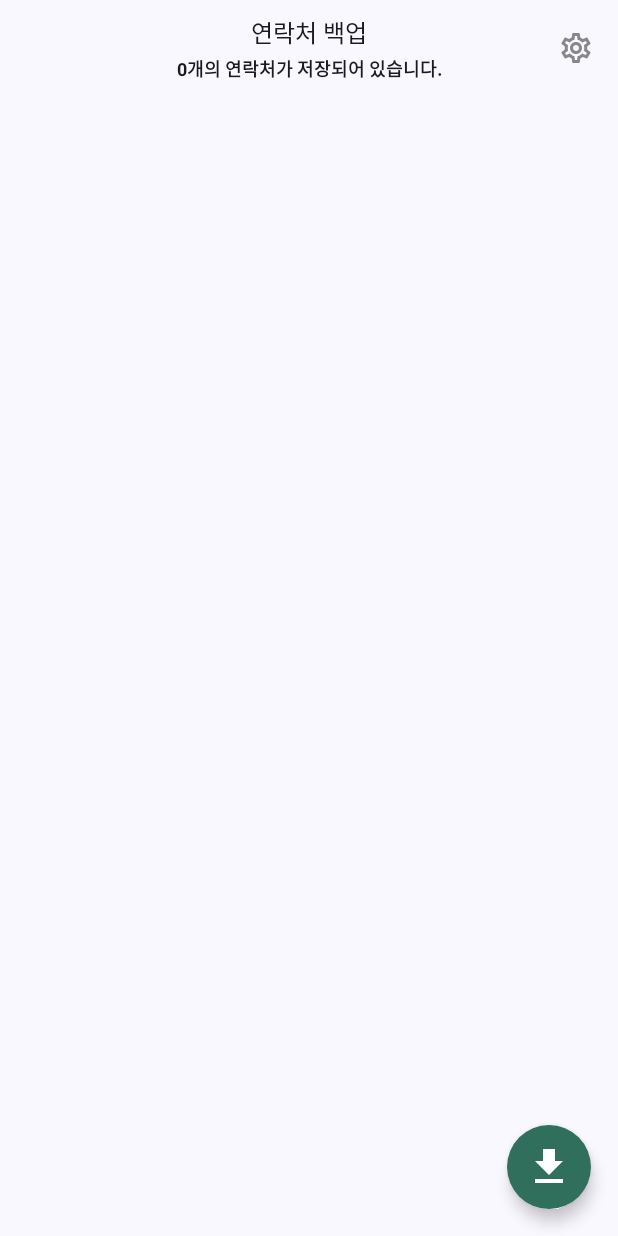
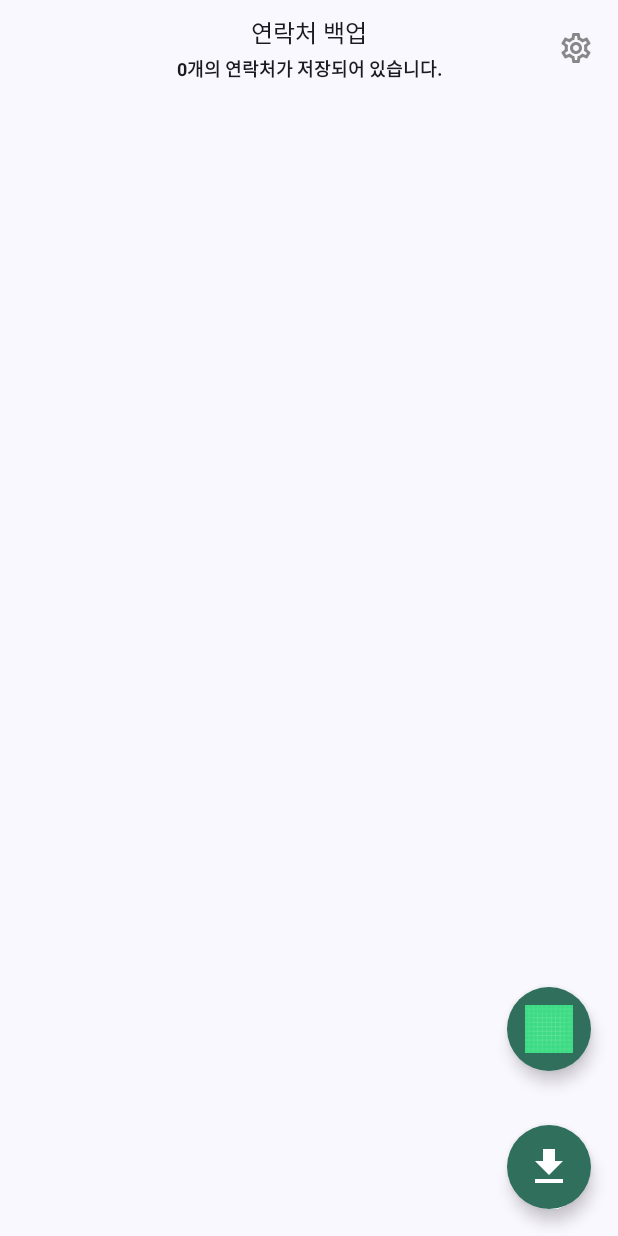
Before and after one commit to HYUNJUNEPARK/ContactBackUpApp, an Android app built with Jetpack Compose: the screen it shows after launch (MainActivity), on a phone screen of 412 x 824 dp. Run offline under Robolectric (Android 15) with nearby library versions, the phone set to English and light mode, and no system bars; our stand-ins replace Dagger/Hilt's generated code, Timber.

Commit message:
Feat(UI):ExtractScreen

```diff
--- a/app/src/main/java/com/canbe/phoneguard/data/file/FileRepositoryImpl.kt
+++ b/app/src/main/java/com/canbe/phoneguard/data/file/FileRepositoryImpl.kt
@@ -1,5 +1,6 @@
 package com.canbe.phoneguard.data.file
 
+import android.net.Uri
 import com.canbe.phoneguard.domain.file.FileRepository
 import javax.inject.Inject
 
@@ -9,4 +10,8 @@ class FileRepositoryImpl @Inject constructor(
     override suspend fun exportToFile(content: String) {
         fileDataSource.exportToFile(fileContent = content)
     }
+
+    override suspend fun extractContentFromFile(uri: Uri) {
+        fileDataSource.extractDataFromFile(uri)
+    }
 }
--- a/app/src/main/java/com/canbe/phoneguard/di/FileModule.kt
+++ b/app/src/main/java/com/canbe/phoneguard/di/FileModule.kt
@@ -4,6 +4,7 @@ import android.content.ContentResolver
 import com.canbe.phoneguard.data.file.FileDataSource
 import com.canbe.phoneguard.data.file.FileRepositoryImpl
 import com.canbe.phoneguard.domain.file.ExportFileUseCase
+import com.canbe.phoneguard.domain.file.ExtractContentFromFileUseCase
 import com.canbe.phoneguard.domain.file.FileRepository
 import dagger.Module
 import dagger.Provides
@@ -21,4 +22,7 @@ object FileModule {
 
     @Provides
     fun provideExportFileUseCase(repository: FileRepository): ExportFileUseCase = ExportFileUseCase(repository)
+
+    @Provides
+    fun provideExtractDataFromFileUseCase(repository: FileRepository): ExtractContentFromFileUseCase = ExtractContentFromFileUseCase(repository)
 }
--- /dev/null
+++ b/app/src/main/java/com/canbe/phoneguard/domain/file/ExtractContentFromFileUseCase.kt
@@ -0,0 +1,12 @@
+package com.canbe.phoneguard.domain.file
+
+import android.net.Uri
+import javax.inject.Inject
+
+class ExtractContentFromFileUseCase @Inject constructor(
+    private val repository: FileRepository
+) {
+    suspend fun invoke(uri: Uri) {
+        repository.extractContentFromFile(uri)
+    }
+}
--- a/app/src/main/java/com/canbe/phoneguard/domain/file/FileRepository.kt
+++ b/app/src/main/java/com/canbe/phoneguard/domain/file/FileRepository.kt
@@ -1,5 +1,8 @@
 package com.canbe.phoneguard.domain.file
+
+import android.net.Uri
 
 interface FileRepository {
     suspend fun exportToFile(content: String)
+    suspend fun extractContentFromFile(uri: Uri)
 }
--- a/app/src/main/java/com/canbe/phoneguard/ui/MainActivity.kt
+++ b/app/src/main/java/com/canbe/phoneguard/ui/MainActivity.kt
@@ -8,8 +8,15 @@ import androidx.compose.runtime.Composable
 import androidx.navigation.compose.NavHost
 import androidx.navigation.compose.composable
 import androidx.navigation.compose.rememberNavController
+import com.canbe.phoneguard.ui.screen.ExtractContentScreen
+import com.canbe.phoneguard.ui.screen.MainScreen
+import com.canbe.phoneguard.ui.screen.SettingScreen
 import com.canbe.phoneguard.ui.theme.PhoneGuardTheme
 import dagger.hilt.android.AndroidEntryPoint
+
+enum class MainScreen {
+    MAIN, SETTING, EXTRACT
+}
 
 @AndroidEntryPoint
 class MainActivity : ComponentActivity() {
@@ -28,16 +35,22 @@ class MainActivity : ComponentActivity() {
 fun MyApp() {
     val navController = rememberNavController()
 
-    NavHost(navController = navController, startDestination = "main") {
-        composable("main") {
+    NavHost(navController = navController, startDestination = MainScreen.MAIN.name) {
+        composable(MainScreen.MAIN.name) {
             MainScreen(
-                onNavigateToSetting = { navController.navigate("setting") },
+                onNavigateToSetting = { navController.navigate(MainScreen.SETTING.name) },
+                onNavigateToExtractContent = { navController.navigate(MainScreen.EXTRACT.name) }
             )
         }
-        composable("setting") {
-            SettingScreen(onBack = {
-                navController.popBackStack()
-            })
+        composable(MainScreen.SETTING.name) {
+            SettingScreen(
+                onBack = { navController.popBackStack() }
+            )
+        }
+        composable(MainScreen.EXTRACT.name) {
+            ExtractContentScreen (
+                onBack = { navController.popBackStack() }
+            )
         }
     }
 }
--- a/app/src/main/java/com/canbe/phoneguard/ui/MainViewModel.kt
+++ b/app/src/main/java/com/canbe/phoneguard/ui/MainViewModel.kt
@@ -6,6 +6,7 @@ import androidx.lifecycle.ViewModel
 import androidx.lifecycle.viewModelScope
 import com.canbe.phoneguard.domain.contact.GetContactListUseCase
 import com.canbe.phoneguard.domain.file.ExportFileUseCase
+import com.canbe.phoneguard.domain.file.ExtractContentFromFileUseCase
 import com.canbe.phoneguard.ui.model.ContactUiModel
 import com.canbe.phoneguard.ui.model.DialogEvent
 import com.canbe.phoneguard.ui.model.UiEvent
@@ -21,7 +22,8 @@ import javax.inject.Inject
 @HiltViewModel
 class MainViewModel @Inject constructor(
     private val getContactListUserCase: GetContactListUseCase,
-    private val exportFileUseCase: ExportFileUseCase
+    private val exportFileUseCase: ExportFileUseCase,
+    private val extractContentFromFileUseCase: ExtractContentFromFileUseCase
 ) : ViewModel() {
     private val _uiState = mutableStateOf<UiState>(UiState.Loading)
     val uiState: State<UiState> = _uiState
@@ -54,4 +56,10 @@ class MainViewModel @Inject constructor(
         _uiState.value = UiState.Success
         _uiEvent.emit(UiEvent.ShowSuccessDialog(DialogEvent.EXPORT))
     }
+
+    fun extractFromFile() = viewModelScope.launch(Dispatchers.IO) {
+        Timber.d("extractFromFile()")
+
+
+    }
 }
--- a/app/src/main/java/com/canbe/phoneguard/ui/MainScreen.kt
+++ b/app/src/main/java/com/canbe/phoneguard/ui/screen/MainScreen.kt
@@ -1,4 +1,4 @@
-package com.canbe.phoneguard.ui
+package com.canbe.phoneguard.ui.screen
 
 
 import android.Manifest
@@ -61,6 +61,7 @@ import androidx.core.content.ContextCompat
 import androidx.hilt.navigation.compose.hiltViewModel
 import coil.compose.rememberAsyncImagePainter
 import com.canbe.phoneguard.R
+import com.canbe.phoneguard.ui.MainViewModel
 import com.canbe.phoneguard.ui.dialog.CustomDialog
 import com.canbe.phoneguard.ui.model.ContactUiModel
 import com.canbe.phoneguard.ui.model.DialogEvent
@@ -77,6 +78,7 @@ import timber.log.Timber
 fun MainScreen(
     viewModel: MainViewModel = hiltViewModel(),
     onNavigateToSetting: () -> Unit,
+    onNavigateToExtractContent: () -> Unit
 ) {
     val contactList = viewModel.contactList
 
@@ -112,6 +114,7 @@ fun MainScreen(
         contactList = contactList.value,
         uiState = uiState,
         onNavigateToSetting = onNavigateToSetting,
+        onNavigateToExtractContent = onNavigateToExtractContent,
         onPermissionGranted = { viewModel.getContacts() },
         onDownloadFileClick = { viewModel.exportToFile() }
     )
@@ -123,6 +126,7 @@ fun MainScreenContent(
     contactList: List<ContactUiModel>,
     uiState: UiState,
     onNavigateToSetting: () -> Unit,
+    onNavigateToExtractContent: () -> Unit,
     onPermissionGranted: () -> Unit,
     onDownloadFileClick: () -> Unit
 ) {
@@ -231,10 +235,30 @@ fun MainScreenContent(
                             }
                         }
 
+                        Column(
+                            modifier = Modifier.align(Alignment.BottomEnd)
+                        ) {
+
                             FloatingActionButton(
                                 modifier = Modifier
-                                .padding(18.dp)
-                                .align(Alignment.BottomEnd),
+                                    .padding(18.dp),
+                                onClick = { onNavigateToExtractContent() },
+                                containerColor = AppTheme,
+                                contentColor = Color.White,
+                                shape = CircleShape
+                            ) {
+                                Image(
+                                    painter = painterResource(R.drawable.ic_launcher_background),
+                                    contentDescription = "파일 다운로드",
+                                    modifier = Modifier.size(32.dp)
+                                )
+                            }
+
+
+                            FloatingActionButton(
+                                modifier = Modifier
+                                    .padding(18.dp),
+                                    //.align(Alignment.BottomEnd),
                                 onClick = { onDownloadFileClick() },
                                 containerColor = AppTheme,
                                 contentColor = Color.White,
@@ -246,6 +270,10 @@ fun MainScreenContent(
                                     modifier = Modifier.size(32.dp)
                                 )
                             }
+                        }
+
+
+
 
                     }
                 } else {
@@ -339,6 +367,7 @@ fun MainScreenPreview() {
             ),
             uiState = UiState.Loading,
             onNavigateToSetting = {},
+            onNavigateToExtractContent = {},
             onPermissionGranted = {},
             onDownloadFileClick = {}
         )
--- a/app/src/main/java/com/canbe/phoneguard/ui/SettingScreen.kt
+++ b/app/src/main/java/com/canbe/phoneguard/ui/screen/SettingScreen.kt
@@ -1,4 +1,4 @@
-package com.canbe.phoneguard.ui
+package com.canbe.phoneguard.ui.screen
 
 import androidx.compose.foundation.Image
 import androidx.compose.foundation.layout.Arrangement
```
Also changed, not shown: app/src/main/java/com/canbe/phoneguard/data/file/FileDataSource.kt (+25 -19 lines), app/src/main/java/com/canbe/phoneguard/ui/screen/ExtractContentScreen.kt (added, +70 -0 lines). Lines whose indentation alone changed are shown as unchanged.
